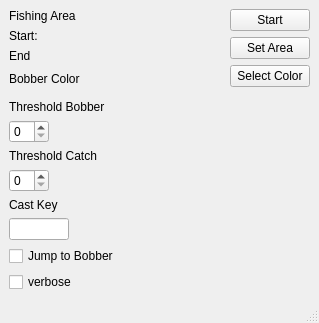
Above: src/getthefish/gui/main.ui from Baumfaust/GetTheFish before the change. Below: the same form after it.
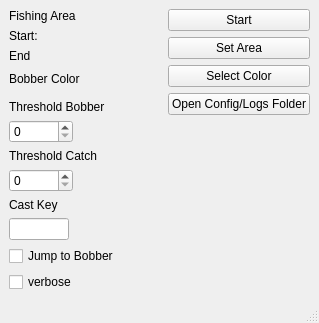
That is the form after the change.

Commit message: Enhance UI: Increase minimum and maximum sizes for spin boxes and add 'Open Config/Logs Folder' button with functionality

```diff
--- a/src/getthefish/gui/main.ui
+++ b/src/getthefish/gui/main.ui
@@ -145,13 +145,13 @@
         </property>
         <property name="minimumSize">
          <size>
-          <width>40</width>
+          <width>64</width>
           <height>0</height>
          </size>
         </property>
         <property name="maximumSize">
          <size>
-          <width>40</width>
+          <width>64</width>
           <height>16777215</height>
          </size>
         </property>
@@ -174,13 +174,13 @@
         </property>
         <property name="minimumSize">
          <size>
-          <width>40</width>
+          <width>64</width>
           <height>0</height>
          </size>
         </property>
         <property name="maximumSize">
          <size>
-          <width>40</width>
+          <width>64</width>
           <height>16777215</height>
          </size>
         </property>
@@ -286,6 +286,13 @@
         </property>
        </widget>
       </item>
+      <item>
+       <widget class="QPushButton" name="openConfigFolderButton">
+        <property name="text">
+         <string>Open Config/Logs Folder</string>
+        </property>
+       </widget>
+      </item>
       <item>
        <spacer name="verticalSpacer">
         <property name="orientation">
```
The commit also changes 3 other files.
